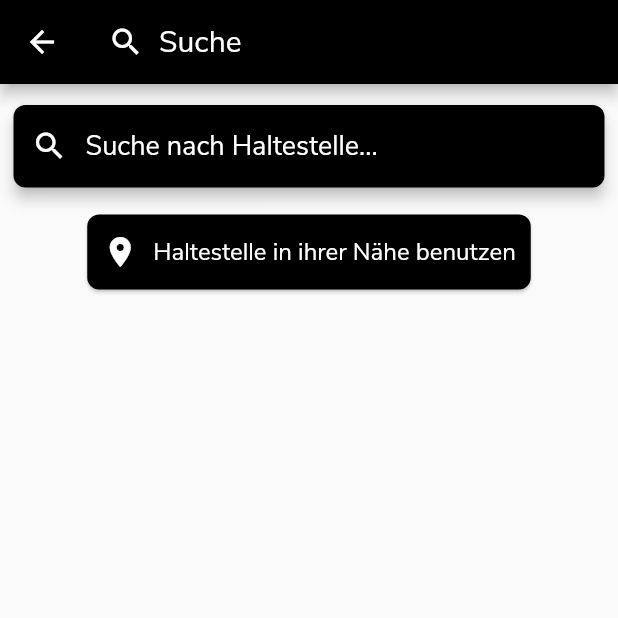
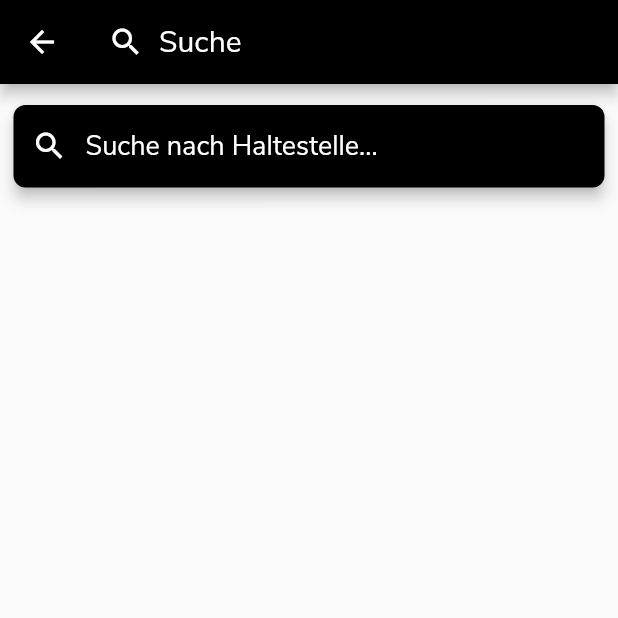
Before and after one commit to thepublictransport/mobilita, a Flutter app: the SearchInputPageWide screen opened directly, on a phone screen of 412 x 824 dp, the top half of it. Run offline on Flutter 3.47's test engine with Material 2 defaults, Android fonts, the phone set to English and light mode, and no system bars; our stand-ins replace flutter_typeahead, flutter_vector_icons; missing offline and left inert: dart:html, mobility_framework, sprung; network calls fail.

Commit message:
Comment unfunctional features & add a failsafe

```diff
--- a/lib/pages/SearchInputPage/SearchInputPageWide.dart
+++ b/lib/pages/SearchInputPage/SearchInputPageWide.dart
@@ -97,7 +97,7 @@ class _SearchInputPageWideState extends State<SearchInputPageWide> {
               ),
             ),
           ),
-          Container(
+          /*Container(
             padding: EdgeInsets.fromLTRB(5, MediaQuery.of(context).padding.top + 10, 5, 0),
             alignment: Alignment.center,
             child: Card(
@@ -128,7 +128,7 @@ class _SearchInputPageWideState extends State<SearchInputPageWide> {
                 ),
               )
             )
-          )
+          )*/
         ],
       ),
     );
--- a/lib/pages/StartPage/StartPageWide.dart
+++ b/lib/pages/StartPage/StartPageWide.dart
@@ -199,6 +199,8 @@ class _StartPageWideState extends State<StartPageWide> {
                                     backgroundColor: Colors.black,
                                     child: Icon(Icons.search, color: Colors.white),
                                     onPressed: () {
+                                      if (from_search == null) return;
+                                      if (to_search == null) return;
                                       Navigator.of(context).push(MaterialPageRoute(builder: (context) => ResultPageWide(
                                         from_search: from_search,
                                         to_search: to_search,
```
